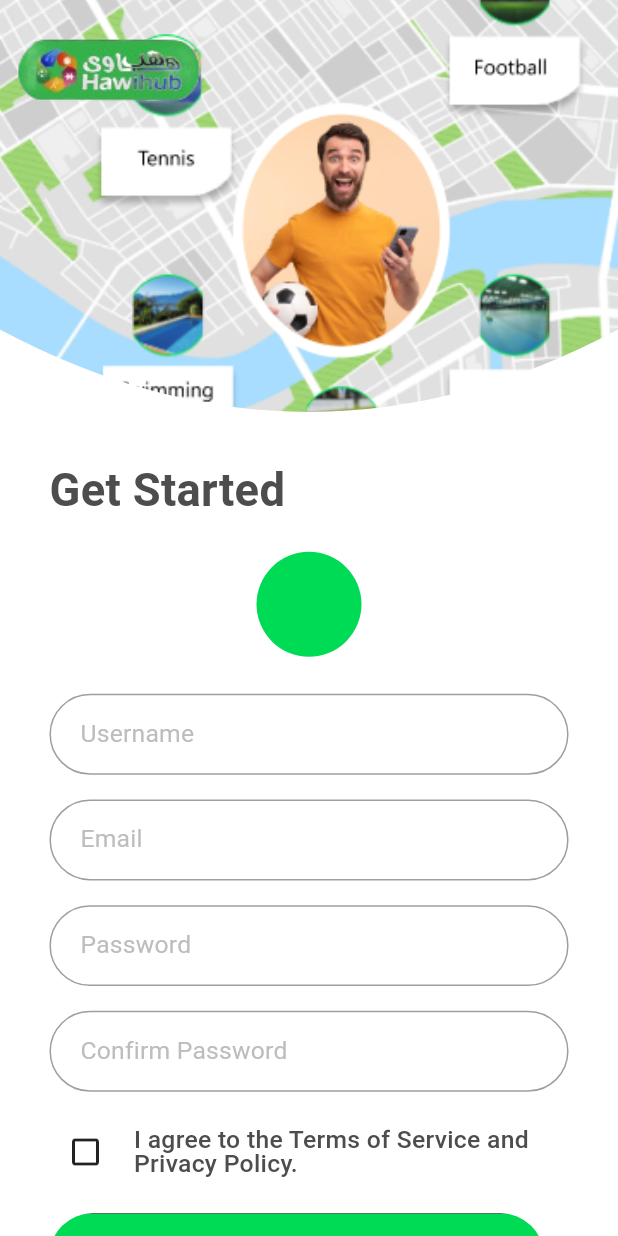
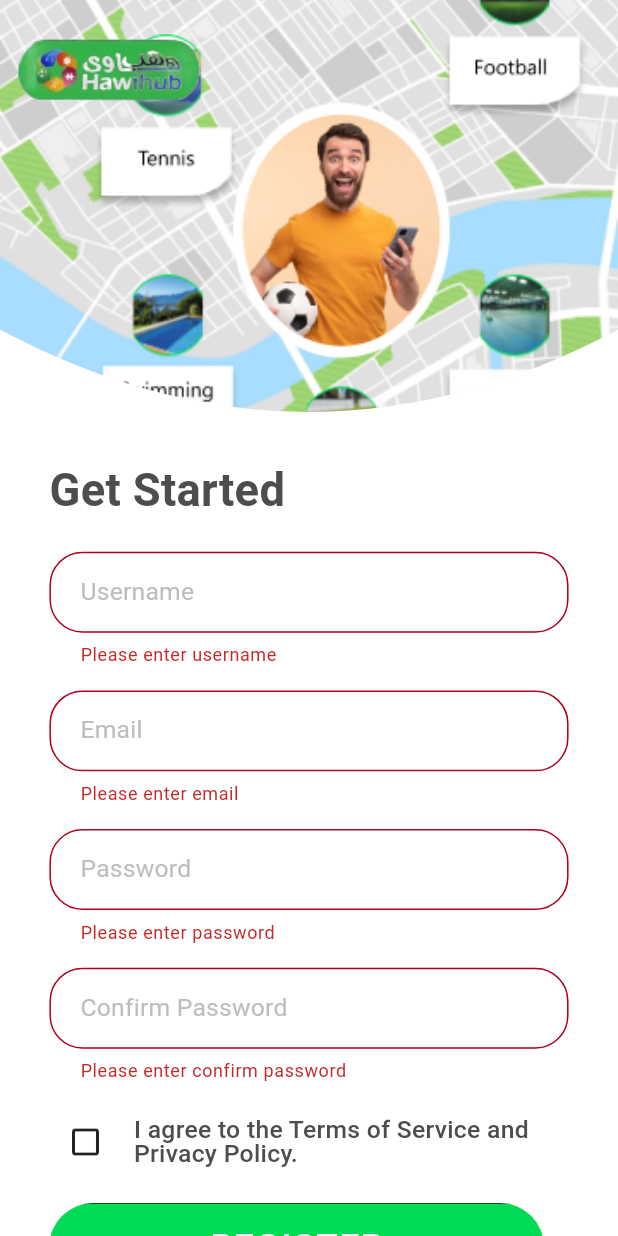
Before and after one commit to tatweer-programming/hawi_hub, a Flutter app: the RegisterScreen screen opened by its route, after a tap on "REGISTER", on a phone screen of 412 x 824 dp. Run offline on Flutter 3.47's test engine with Material 3 defaults, Android fonts, the phone set to English and light mode, and no system bars; our stand-ins replace animated_splash_screen, bloc, carousel_slider, connectivity_plus, dartz, dio and 10 more; missing offline and left inert: flutter_geolocation_service; accounts and stored records are empty; network calls fail; Roboto replaces fonts that are missing (Roboto_500, Roboto_regular).

Commit message:
finish_login_register

```diff
--- a/lib/src/core/routing/app_router.dart
+++ b/lib/src/core/routing/app_router.dart
@@ -1,6 +1,7 @@
 import 'package:flutter/material.dart';
 import 'package:hawihub/src/core/routing/routes.dart';
 import 'package:hawihub/src/modules/auth/presentation/screens/login_screen.dart';
+import 'package:hawihub/src/modules/auth/presentation/screens/select_sports_screen.dart';
 import 'package:hawihub/src/modules/main/view/screens/main_screen.dart';
 import 'package:hawihub/src/modules/places/view/screens/place_screen.dart';
 
@@ -14,13 +15,15 @@ class AppRouter {
       case Routes.splash:
         return MaterialPageRoute(
             builder: (_) => const SplashScreen(
-                  nextScreen: MainScreen(),
+                  nextScreen: SelectSportsScreen(),
                 ));
       case Routes.place:
         Map<String, dynamic> arguments = settings.arguments as Map<String, dynamic>;
         return MaterialPageRoute(builder: (_) => PlaceScreen(placeId: arguments['id']));
       case Routes.login:
         return MaterialPageRoute(builder: (_) => const LoginScreen());
+        case Routes.home:
+        return MaterialPageRoute(builder: (_) => const MainScreen());
       case Routes.register:
         return MaterialPageRoute(builder: (_) => const RegisterScreen());
         Map<String, dynamic> arguments = settings.arguments as Map<String, dynamic>;
--- a/lib/src/core/utils/color_manager.dart
+++ b/lib/src/core/utils/color_manager.dart
@@ -4,7 +4,7 @@ class ColorManager {
   static const Color primary = Color(0xff00DB55);
   static const Color secondary = Color(0xff247945);
   static Color grey1 = Colors.grey[100]!;
-  static const Color grey2 = Colors.grey;
+  static const Color grey2 = Color(0xffF1F1F1);
   static Color grey3 = Colors.grey.shade400;
   static const Color white = Colors.white;
   static const Color black = Colors.black;
--- a/lib/src/modules/auth/bloc/auth_event.dart
+++ b/lib/src/modules/auth/bloc/auth_event.dart
@@ -14,6 +14,13 @@ class RegisterPlayerEvent extends AuthEvent {
 
 }
 class AddProfilePictureEvent extends AuthEvent {}
+class GetSportsEvent extends AuthEvent {}
+class SelectSportEvent extends AuthEvent {
+  final List<Sport> sports;
+  final Sport sport;
+
+  SelectSportEvent({required this.sports, required this.sport});
+}
 class AcceptConfirmTermsEvent extends AuthEvent {
   final bool accept;
 
--- a/lib/src/modules/auth/bloc/auth_state.dart
+++ b/lib/src/modules/auth/bloc/auth_state.dart
@@ -4,21 +4,56 @@ part of 'auth_bloc.dart';
 sealed class AuthState {}
 
 class AuthInitial extends AuthState {}
+// register player
+class RegisterPlayerLoadingState extends AuthState {}
 
-class RegisterPlayerLoadingState extends AuthState {}
 class RegisterPlayerSuccessState extends AuthState {}
 
+class RegisterPlayerErrorState extends AuthState {
+  final String error;
+
+  RegisterPlayerErrorState(this.error);
+}
+// get sports
+class GetSportsLoadingState extends AuthState {}
+
+class GetSportsSuccessState extends AuthState {}
+
+class GetSportsErrorState extends AuthState {
+  final String error;
+
+  GetSportsErrorState(this.error);
+}
+// login player
 class LoginPlayerLoadingState extends AuthState {}
+
 class LoginPlayerSuccessState extends AuthState {}
+
+class LoginPlayerErrorState extends AuthState {
+  final String error;
+
+  LoginPlayerErrorState(this.error);
+}
 
 class AcceptConfirmTermsState extends AuthState {
   final bool accept;
 
   AcceptConfirmTermsState(this.accept);
 }
+
 class AddProfilePictureSuccessState extends AuthState {
   final File profilePictureFile;
 
   AddProfilePictureSuccessState({required this.profilePictureFile});
+}
+class SelectSportState extends AuthState {
+  final List<Sport> sports;
+
+  SelectSportState({required this.sports});
+}
+class UnSelectSportState extends AuthState {
+  final List<Sport> sports;
+
+  UnSelectSportState({required this.sports});
 
 }
--- a/lib/src/modules/auth/data/models/player.dart
+++ b/lib/src/modules/auth/data/models/player.dart
@@ -14,7 +14,7 @@ class Player {
     this.password,
     required this.userName,
     required this.email,
-    required this.profilePictureUrl,
+    this.profilePictureUrl,
     this.profilePictureFile,
     required this.myWallet,
   });
--- /dev/null
+++ b/lib/src/modules/auth/data/models/sport.dart
@@ -0,0 +1,19 @@
+class Sport {
+  final String name;
+  final int id;
+  final String image;
+
+  Sport({
+    required this.name,
+    required this.id,
+    required this.image,
+  });
+
+  factory Sport.fromJson(Map<String, dynamic> json) {
+    return Sport(
+      id: json['id'],
+      name: json['name'],
+      image: json['image'],
+    );
+  }
+}
--- a/lib/src/modules/auth/data/repositories/auth_repository.dart
+++ b/lib/src/modules/auth/data/repositories/auth_repository.dart
@@ -3,6 +3,8 @@ import 'dart:io';
 import 'package:dartz/dartz.dart';
 import 'package:hawihub/src/modules/auth/data/models/player.dart';
 import 'package:hawihub/src/modules/auth/data/services/auth_services.dart';
+
+import '../models/sport.dart';
 
 class AuthRepository {
   final AuthService _service = AuthService();
@@ -21,8 +23,11 @@ class AuthRepository {
     return _service.loginPlayer(email, password);
   }
 
-  Future<Either<Exception, String>> registerPlayer(Player player) async {
+  Future<String> registerPlayer(Player player) async {
     return _service.registerPlayer(player);
+  }
+  Future<Either<String, List<Sport>>> getSports()async {
+    return _service.getSports();
   }
 
 // Future<Either<Exception, String>> updateProfilePic(
--- a/lib/src/modules/auth/presentation/screens/register_screen.dart
+++ b/lib/src/modules/auth/presentation/screens/register_screen.dart
@@ -10,6 +10,8 @@ import 'package:hawihub/src/modules/auth/presentation/screens/login_screen.dart'
 import 'package:hawihub/src/modules/auth/presentation/widgets/widgets.dart';
 import 'package:sizer/sizer.dart';
 
+import '../../../../core/routing/routes.dart';
+
 class RegisterScreen extends StatelessWidget {
   const RegisterScreen({super.key});
 
@@ -19,25 +21,27 @@ class RegisterScreen extends StatelessWidget {
     TextEditingController emailController = TextEditingController();
     TextEditingController passwordController = TextEditingController();
     AuthBloc bloc = AuthBloc.get(context);
+    GlobalKey<FormState> formKey = GlobalKey<FormState>();
     bool acceptTerms = false;
     File? image;
     TextEditingController confirmPasswordController = TextEditingController();
     return BlocConsumer<AuthBloc, AuthState>(
       listener: (context, state) {
-        print(state);
-
         if (state is AddProfilePictureSuccessState) {
           image = state.profilePictureFile;
-          print(image);
         }
         if (state is AcceptConfirmTermsState) {
           acceptTerms = state.accept;
-          print(acceptTerms);
+        }
+        else if(state is RegisterPlayerSuccessState){
+          context.pushAndRemove(Routes.home);
         }
       },
       builder: (context, state) {
         return Scaffold(
           body: SingleChildScrollView(
+            child: Form(
+              key: formKey,
               child: Column(
                 children: [
                   authBackGround(40.h),
@@ -54,23 +58,15 @@ class RegisterScreen extends StatelessWidget {
                         SizedBox(
                           height: 3.h,
                         ),
-                      Center(
-                        child: InkWell(
-                          onTap: () {
-                            bloc.add(AddProfilePictureEvent());
-                          },
-                          child: const CircleAvatar(
-                            radius: 35,
-                            backgroundColor: ColorManager.primary,
-                          ),
-                        ),
-                      ),
-                      SizedBox(
-                        height: 3.h,
-                      ),
                         mainFormField(
                           controller: userNameController,
                           label: 'Username',
+                            validator: (value) {
+                              if (value.isEmpty) {
+                                return 'Please enter username';
+                              }
+                              return null;
+                            }
                         ),
                         SizedBox(
                           height: 2.h,
@@ -78,6 +74,12 @@ class RegisterScreen extends StatelessWidget {
                         mainFormField(
                           controller: emailController,
                           label: 'Email',
+                            validator: (value) {
+                              if (value.isEmpty) {
+                                return 'Please enter email';
+                              }
+                              return null;
+                            }
                         ),
                         SizedBox(
                           height: 2.h,
@@ -85,6 +87,12 @@ class RegisterScreen extends StatelessWidget {
                         mainFormField(
                           controller: passwordController,
                           label: 'Password',
+                            validator: (value) {
+                              if (value.isEmpty) {
+                                return 'Please enter password';
+                              }
+                              return null;
+                            }
                         ),
                         SizedBox(
                           height: 2.h,
@@ -92,6 +100,15 @@ class RegisterScreen extends StatelessWidget {
                         mainFormField(
                           controller: confirmPasswordController,
                           label: 'Confirm Password',
+                            validator: (value) {
+                              if (value.isEmpty) {
+                                return 'Please enter confirm password';
+                              }
+                              else if (value != passwordController.text) {
+                                return 'Password does not match';
+                              }
+                              return null;
+                            }
                         ),
                         SizedBox(
                           height: 2.h,
@@ -106,6 +123,7 @@ class RegisterScreen extends StatelessWidget {
                         ),
                         defaultButton(
                           onPressed: () {
+                            if (!formKey.currentState!.validate() && acceptTerms) {
                               bloc.add(
                                 RegisterPlayerEvent(
                                   player: Player(
@@ -113,12 +131,12 @@ class RegisterScreen extends StatelessWidget {
                                     email: emailController.text,
                                     password: passwordController.text,
                                     profilePictureFile: image,
-                                profilePictureUrl:
-                                    "https://wegotthiscovered.com/wp-content/uploads/2022/08/hisoka-hunter-x-hunter.jpg",
                                     myWallet: 0,
                                   ),
                                 ),
                               );
+                            }
+
                           },
                           fontSize: 17.sp,
                           text: "REGISTER",
@@ -127,6 +145,7 @@ class RegisterScreen extends StatelessWidget {
                     ),
                   ),
                 ],
+              ),
             ),
           ),
         );
--- a/lib/src/modules/main/view/widgets/bottom_nav_bar.dart
+++ b/lib/src/modules/main/view/widgets/bottom_nav_bar.dart
@@ -112,7 +112,7 @@ class _NavBarItemState extends State<NavBarItem> {
                       fit: BoxFit.contain,
                       child: Text(widget.label,
                           style: TextStyle(
-                              fontSize: FontSizeManager.s12,
+                              fontSize: FontSizeManager.s11,
                               color: cubit.currentIndex == widget.index
                                   ? Colors.white
                                   : Colors.grey[600])),
--- a/lib/src/modules/main/view/widgets/custom_app_bar.dart
+++ b/lib/src/modules/main/view/widgets/custom_app_bar.dart
@@ -93,8 +93,8 @@ class CustomAppBarClipper extends CustomClipper<Path> {
     path.quadraticBezierTo(
       size.width * .5,
       size.height * .75,
-      size.width * .75,
-      size.height * .90,
+      size.width * .65,
+      size.height * .85,
     );
     path.quadraticBezierTo(
       size.width * .875,
--- a/pubspec.yaml
+++ b/pubspec.yaml
@@ -26,7 +26,6 @@ dependencies:
   shared_preferences: ^2.1.1
   get_it: ^7.2.0
   dio: ^5.4.1
-  http:
   image_picker:
   flutter_localizations:
     sdk: flutter
```
Also changed, not shown: lib/src/modules/auth/bloc/auth_bloc.dart (+35 -5 lines), lib/src/modules/auth/data/models/owner.dart (deleted, +0 -11 lines), lib/src/modules/auth/data/models/user.dart (deleted, +0 -14 lines), lib/src/modules/auth/data/services/auth_services.dart (+31 -59 lines), lib/src/modules/auth/presentation/screens/login_screen.dart (+35 -7 lines), lib/src/modules/auth/presentation/screens/select_sports_screen.dart (added, +204 -0 lines), lib/generated/intl/messages_ar.dart, lib/generated/intl/messages_en.dart, lib/generated/l10n.dart, pubspec.lock, 1 other file. Lines whose indentation alone changed are shown as unchanged.
